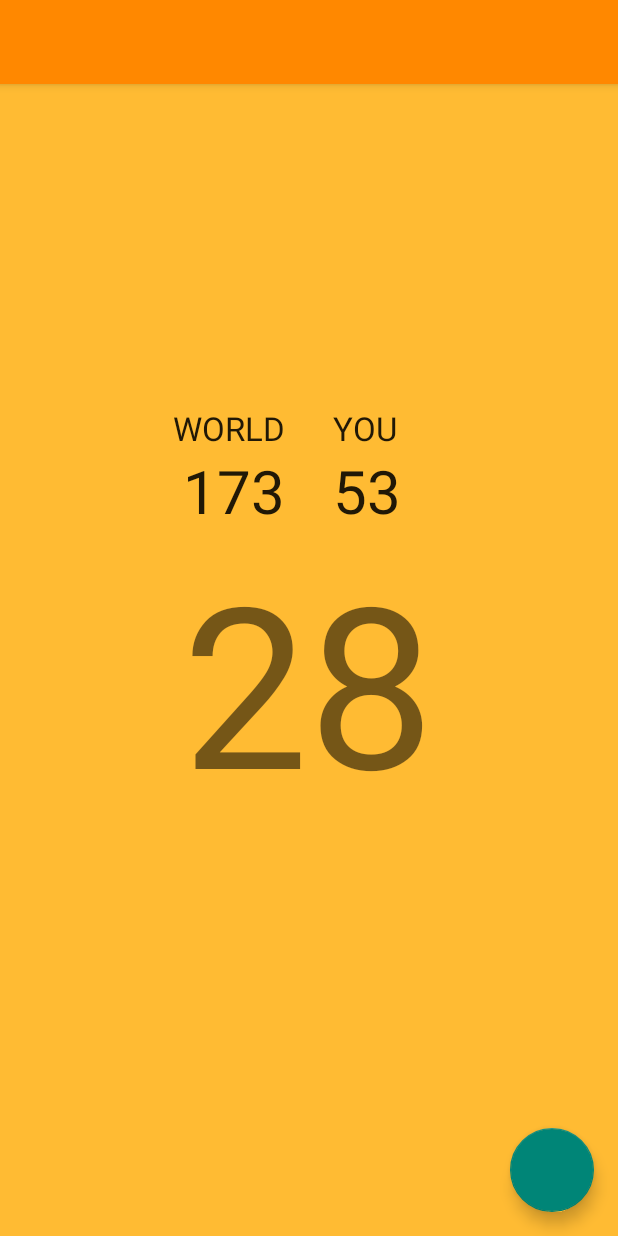
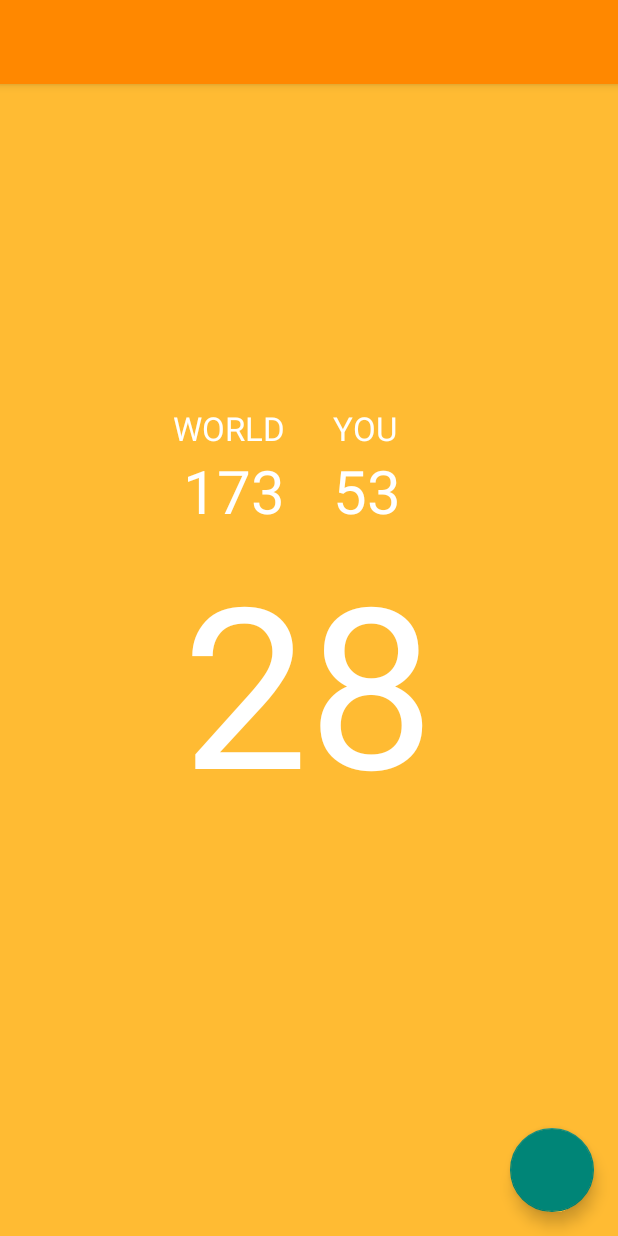
Before and after one commit to Adroz/EndlessDodge, an Android app: the layout game_fragment.xml on its own in the app's theme, with its tools: preview values and no code run, on a phone screen of 412 x 824 dp. Run offline under Robolectric (Android 15) with nearby library versions, the phone set to English and light mode, and no system bars; plain views replace RevealFrameLayout.

Commit message:
Refactored the game name. MaterialMove -> EndlessDodge

```diff
--- a/app/src/main/res/layout/activity_main.xml
+++ b/app/src/main/res/layout/activity_main.xml
@@ -1,5 +1,5 @@
 <fragment xmlns:android="http://schemas.android.com/apk/res/android"
     xmlns:tools="http://schemas.android.com/tools" android:id="@+id/fragment"
-    android:name="com.nikmoores.android.materialmove.MainActivityFragment"
+    android:name="com.nikmoores.android.endlessdodge.MainActivityFragment"
     tools:layout="@layout/game_fragment" android:layout_width="match_parent"
     android:layout_height="match_parent" />
--- a/app/src/main/res/layout/game_fragment.xml
+++ b/app/src/main/res/layout/game_fragment.xml
@@ -5,7 +5,6 @@
     android:layout_width="match_parent"
     android:layout_height="match_parent"
     tools:context=".MainActivityFragment">
-
 
     <FrameLayout
         android:id="@+id/toolbar_bg"
@@ -33,7 +32,7 @@
         android:theme="@style/ThemeOverlay.AppCompat.Dark.ActionBar"
         app:popupTheme="@style/ThemeOverlay.AppCompat.Light" />
 
-    <com.nikmoores.android.materialmove.GameView
+    <com.nikmoores.android.endlessdodge.GameView
         android:id="@+id/game_view"
         android:layout_width="match_parent"
         android:layout_height="match_parent" />
@@ -108,6 +107,7 @@
             android:id="@+id/personal_score"
             android:layout_width="wrap_content"
             android:layout_height="wrap_content"
+            android:textColor="@android:color/white"
             android:textSize="150sp"
             tools:text="28" />
 
--- a/app/src/main/res/values/strings.xml
+++ b/app/src/main/res/values/strings.xml
@@ -1,5 +1,5 @@
 <resources>
-    <string name="app_name">Blink</string>
+    <string name="app_name">Endless Dodge</string>
     <string name="hello_world">Hello world!</string>
     <string name="action_settings">Settings</string>
     <string name="number_zero">0</string>
--- a/app/src/main/res/values/styles.xml
+++ b/app/src/main/res/values/styles.xml
@@ -9,6 +9,7 @@
         <item name="android:paddingEnd">0dp</item>
         <item name="android:layout_weight">1</item>
         <item name="android:layout_width">0dp</item>
+        <item name="android:textColor">@android:color/white</item>
     </style>
 
 </resources>
```
Also changed, not shown: app/src/main/java/com/nikmoores/android/materialmove/WallPair (1).java (added, +70 -0 lines).
